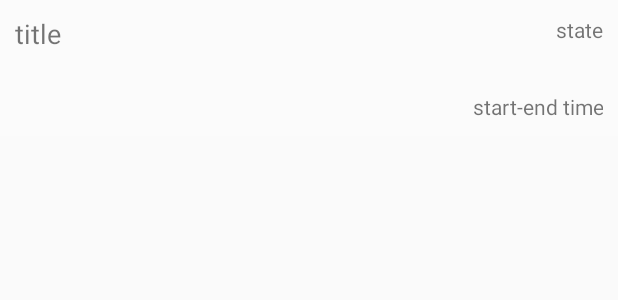
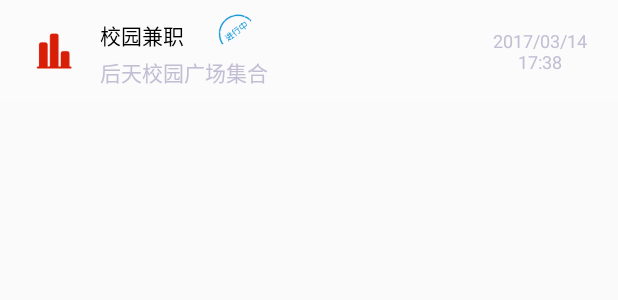
Before and after one commit to martSforever/TimeKeeper, an Android app: the layout item_todo_swip_list.xml on its own in the app's theme, with its tools: preview values and no code run, on a phone screen of 412 x 824 dp. Shown: the top 300 px of the screen. Run offline under Robolectric (Android 15) with nearby library versions, the phone set to English and light mode, and no system bars.

Commit message:
完成了待办事项显示的主界面

```diff
--- a/app/src/main/res/drawable/bg_friend_search_btn.xml
+++ b/app/src/main/res/drawable/bg_friend_search_btn.xml
@@ -1,6 +1,6 @@
 <?xml version="1.0" encoding="utf-8"?>
 <shape xmlns:android="http://schemas.android.com/apk/res/android"
     android:useLevel="false">
-    <corners android:topRightRadius="50dp" android:bottomRightRadius="50dp"/>
-    <solid android:color="#33ffffff" />
+    <corners android:topRightRadius="10dp" android:bottomRightRadius="10dp"/>
+    <solid android:color="#66ffffff" />
 </shape>
--- a/app/src/main/res/drawable/bg_friend_search_edit.xml
+++ b/app/src/main/res/drawable/bg_friend_search_edit.xml
@@ -1,6 +1,6 @@
 <?xml version="1.0" encoding="utf-8"?>
 <shape xmlns:android="http://schemas.android.com/apk/res/android">
-    <corners android:topLeftRadius="50dp" android:bottomLeftRadius="50dp"/>
-    <solid android:color="#33ffffff" />
+    <corners android:topLeftRadius="10dp" android:bottomLeftRadius="10dp"/>
+    <solid android:color="#66ffffff" />
     <padding android:left="40dp"/>
 </shape>
--- a/app/src/main/res/layout/item_todo_swip_list.xml
+++ b/app/src/main/res/layout/item_todo_swip_list.xml
@@ -1,34 +1,66 @@
 <?xml version="1.0" encoding="utf-8"?>
-<RelativeLayout xmlns:android="http://schemas.android.com/apk/res/android"
+<LinearLayout xmlns:android="http://schemas.android.com/apk/res/android"
     android:layout_width="match_parent"
-    android:layout_height="wrap_content"
-    android:padding="10dp"
+    android:layout_height="68dp"
     android:background="#33ffffff"
-    android:orientation="vertical">
-    <TextView
-        android:id="@+id/item_todo_title_text"
-        android:text="title"
-        android:textSize="18sp"
-        android:layout_alignParentTop="true"
-        android:layout_alignParentLeft="true"
-        android:layout_width="wrap_content"
-        android:layout_height="wrap_content" />
+    android:orientation="horizontal"
+    android:padding="5dp">
+
+    <ImageView
+        android:id="@+id/item_todo_level_img"
+        android:layout_width="0dp"
+        android:layout_height="match_parent"
+        android:layout_weight="2"
+        android:padding="15dp"
+        android:src="@drawable/important_height" />
+
+    <LinearLayout
+        android:layout_width="0dp"
+        android:layout_height="match_parent"
+        android:layout_weight="8"
+        android:orientation="vertical">
+
+        <LinearLayout
+            android:layout_width="match_parent"
+            android:layout_height="0dp"
+            android:layout_weight="1"
+            android:gravity="left|bottom"
+            android:orientation="horizontal">
+
+            <TextView
+                android:id="@+id/item_todo_title_text"
+                android:layout_width="wrap_content"
+                android:layout_height="wrap_content"
+                android:text="校园兼职"
+                android:textColor="#000" />
+
+            <ImageView
+                android:id="@+id/item_todo_status_img"
+                android:layout_width="wrap_content"
+                android:layout_height="wrap_content"
+                android:layout_margin="2dp"
+                android:src="@drawable/status_doing" />
+        </LinearLayout>
+
+        <TextView
+            android:id="@+id/item_todo_description_text"
+            android:layout_width="match_parent"
+            android:layout_height="0dp"
+            android:layout_weight="1"
+            android:gravity="left|center"
+            android:text="后天校园广场集合"
+            android:textColor="#c3bed4" />
+    </LinearLayout>
 
     <TextView
-        android:id="@+id/item_todo_state_text"
-        android:layout_width="wrap_content"
-        android:text="state"
-        android:layout_alignParentTop="true"
-        android:layout_alignParentRight="true"
-        android:layout_height="35dp" />
+        android:id="@+id/item_todo_end_time_text"
+        android:layout_width="0dp"
+        android:layout_height="match_parent"
+        android:layout_weight="3"
+        android:gravity="center"
+        android:text="2017/03/14\n17:38"
+        android:textColor="#c3bed4"
+        android:textSize="12sp" />
 
-    <TextView
-        android:id="@+id/item_todo_time_text"
-        android:layout_width="wrap_content"
-        android:gravity="bottom|right"
-        android:text="start-end time"
-        android:layout_below="@id/item_todo_state_text"
-        android:layout_alignRight="@id/item_todo_state_text"
-        android:layout_height="35dp" />
 
-</RelativeLayout>
+</LinearLayout>
```
Also changed, not shown: app/src/main/AndroidManifest.xml (+9 -6 lines), app/src/main/java/com/martsforever/owa/timekeeper/javabean/Todo.java (+60 -1 lines), app/src/main/java/com/martsforever/owa/timekeeper/main/MainActivity.java (+8 -4 lines), app/src/main/java/com/martsforever/owa/timekeeper/main/todo/TodoAdapter.java (+16 -7 lines), app/src/main/java/com/martsforever/owa/timekeeper/util/DateUtil.java (+36 -0 lines), app/src/main/res/layout/page_view_schedule.xml (+40 -10 lines), app/src/main/res/drawable/important_height.png (added), app/src/main/res/drawable/important_low.png (added), app/src/main/res/drawable/important_middle.png (added), app/src/main/res/drawable/important_none.png (added), app/src/main/res/drawable/schedule_add.png (added), app/src/main/res/drawable/schedule_search.png (added), app/src/main/res/drawable/status_complete.png (added), app/src/main/res/drawable/status_doing.png (added), 2 more files.
